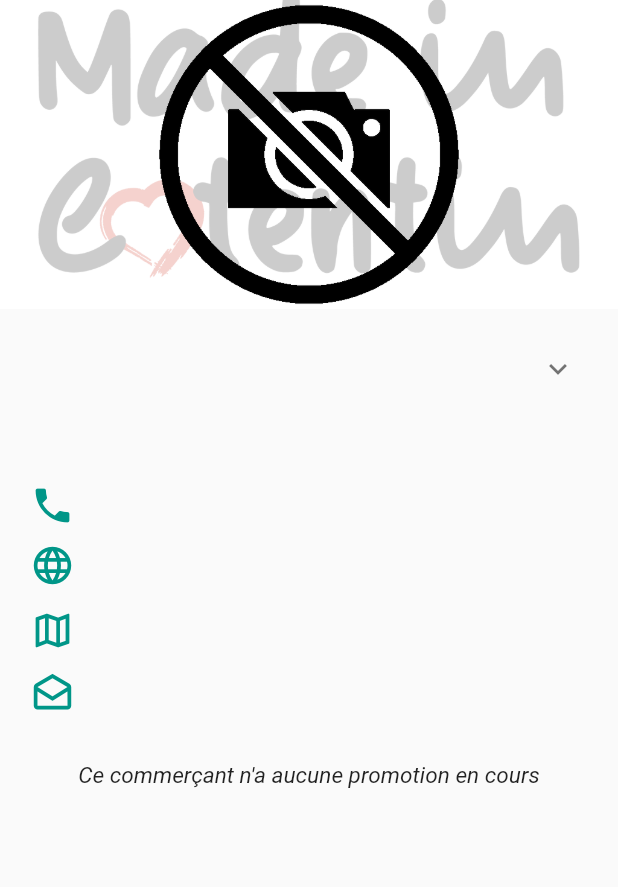
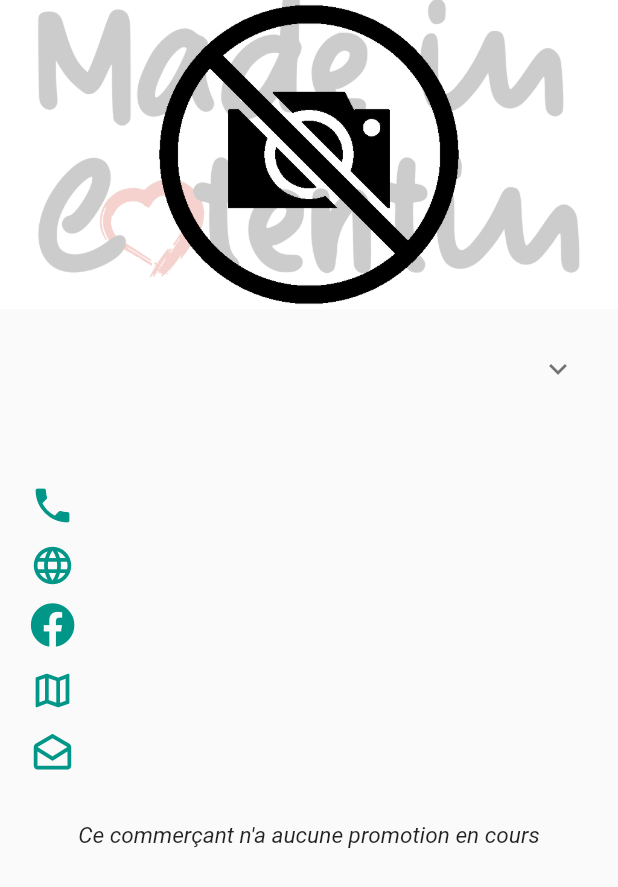
Before and after one commit to Wevox/MadeInCotentin, a Flutter app: the ShopView widget shown alone on an empty page, opened directly with empty values, on a phone screen of 412 x 824 dp. Shown: the top 887 px of the screen. Run offline on Flutter 3.47's test engine with Material 2 defaults, Android fonts, the phone set to English and light mode, and no system bars; drawn by our look-alikes of expandable; our stand-ins replace cached_network_image, flutter_countdown_timer, font_awesome_flutter; network calls fail.

Commit message:
Intégration de FontAwesome pour FB

```diff
--- a/lib/shops/shopView.dart
+++ b/lib/shops/shopView.dart
@@ -7,6 +7,7 @@ import 'package:flutter/cupertino.dart';
 import 'package:flutter/material.dart';
 
 import 'package:cherboug/config.dart' as configData;
+import 'package:font_awesome_flutter/font_awesome_flutter.dart';
 
 class ShopView extends StatefulWidget {
   Shop shop;
@@ -146,6 +147,23 @@ class ShopViewState extends State<ShopView> {
               ),
           ),
           Padding(
+              padding: EdgeInsets.only(
+                  left: 20,
+                  top: 10,
+              ),
+              child: Row(
+                  children: [
+                      Padding(
+                          padding: EdgeInsets.only(right: 20),
+                          child: FaIcon(FontAwesomeIcons.facebook, size: 30, color: color,)),
+                      Text(
+                          this.widget.shop.facebook,
+                          style: TextStyle(fontSize: 15),
+                      )
+                  ],
+              ),
+          ),
+        Padding(
             padding: EdgeInsets.only(left: 20, right: 20, top: 10),
             child: Row(
               crossAxisAlignment: CrossAxisAlignment.center,
--- a/pubspec.yaml
+++ b/pubspec.yaml
@@ -35,6 +35,7 @@ dependencies:
   basic_utils: ^2.6.3
   expandable: ^4.1.4
   flutter_countdown_timer: ^1.4.0
+  font_awesome_flutter: ^8.10.0
 
 dev_dependencies:
   flutter_test:
```
Also changed, not shown: pubspec.lock. Lines whose indentation alone changed are shown as unchanged.
